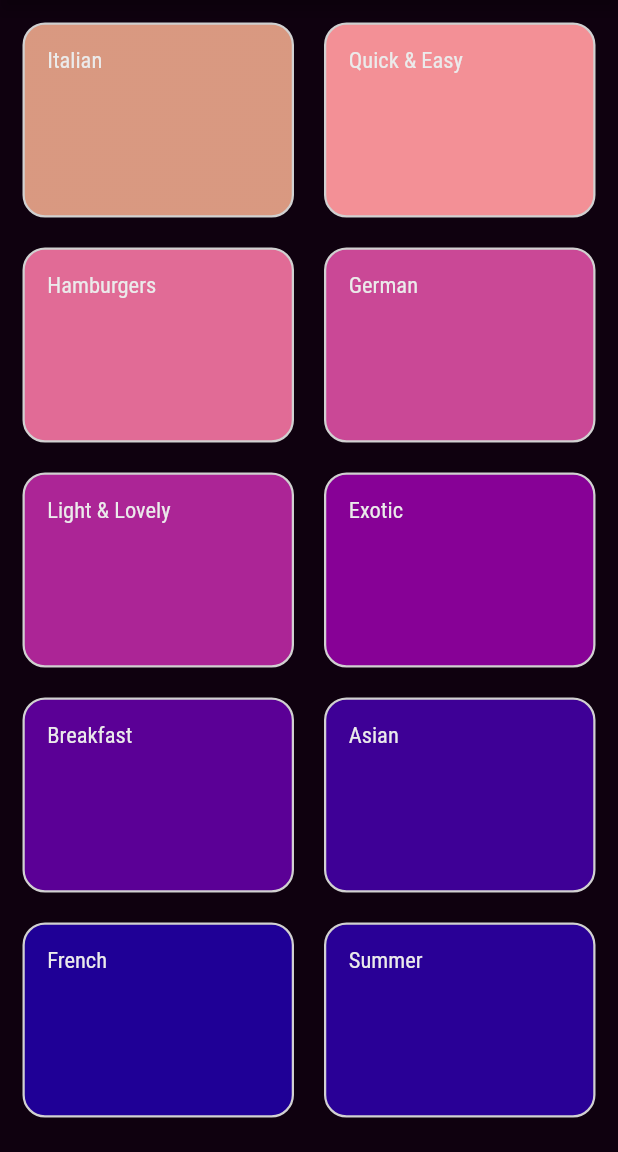
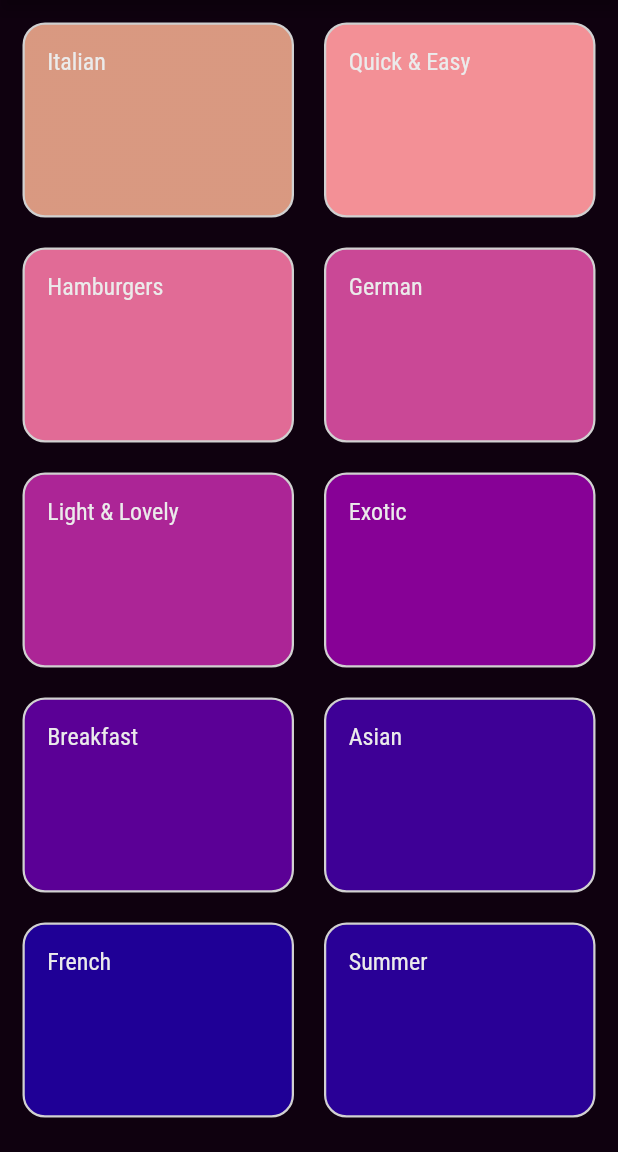
Before and after one commit to Zhenya-Mykhalskyi/DeliVery-Well-App, a Flutter app: the screen it shows after launch, on a phone screen of 412 x 824 dp, the part 84-1236 px from its top. Run offline on Flutter 3.47's test engine with Material 2 defaults, Android fonts, the phone set to English and light mode, and no system bars.

```diff
--- a/lib/main.dart
+++ b/lib/main.dart
@@ -1,4 +1,5 @@
 import 'package:flutter/material.dart';
+import 'screens/meal_detail_screen.dart';
 import 'screens/category_meals_screen.dart';
 import 'screens/categories_screen.dart';
 
@@ -16,8 +17,8 @@ class MyApp extends StatelessWidget {
         //   bodyColor: Colors.pinkAccent, //<-- SEE HERE
         //   displayColor: Colors.pinkAccent, //<-- SEE HERE
         // ),
-        primarySwatch: Colors.amber,
-        accentColor: Colors.amber,
+        primarySwatch: Colors.pink,
+        accentColor: Colors.pink,
         canvasColor: Color.fromARGB(255, 15, 1, 15),
 
         fontFamily: 'Raleway',
@@ -30,7 +31,12 @@ class MyApp extends StatelessWidget {
                 color: Color.fromARGB(255, 235, 235, 235),
               ),
               headline3: TextStyle(
-                fontSize: 15,
+                fontSize: 16,
+                fontFamily: 'RobotoCondensed',
+                color: Color.fromARGB(255, 235, 235, 235),
+              ),
+              headline4: TextStyle(
+                fontSize: 18,
                 fontFamily: 'RobotoCondensed',
                 color: Color.fromARGB(255, 235, 235, 235),
               ),
@@ -41,6 +47,15 @@ class MyApp extends StatelessWidget {
       routes: {
         '/': (ctx) => CategoriesScreen(),
         CategoryMealScreen.routeName: (ctx) => CategoryMealScreen(),
+        MealDetailScreen.routeName: (ctx) => MealDetailScreen(),
+      },
+      onGenerateRoute: (settings) {
+        print(settings.arguments);
+        return MaterialPageRoute(builder: (ctx) => CategoriesScreen());
+      },
+      onUnknownRoute: (settings) {
+        print(settings.arguments);
+        return MaterialPageRoute(builder: (ctx) => CategoriesScreen());
       },
     );
   }
--- a/lib/screens/category_meals_screen.dart
+++ b/lib/screens/category_meals_screen.dart
@@ -27,6 +27,7 @@ class CategoryMealScreen extends StatelessWidget {
       body: ListView.builder(
         itemBuilder: (ctx, index) {
           return MealItem(
+              id: categoryMeals[index].id,
               title: categoryMeals[index].title,
               imgUrl: categoryMeals[index].imageUrl,
               duration: categoryMeals[index].duration,
```
Also changed, not shown: lib/screens/meal_detail_screen.dart (added, +99 -0 lines), lib/widgets/meal_item.dart (+8 -3 lines).
